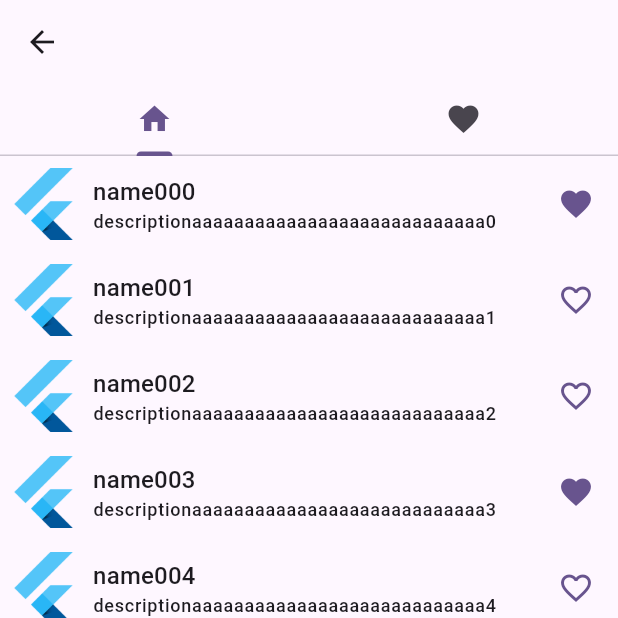
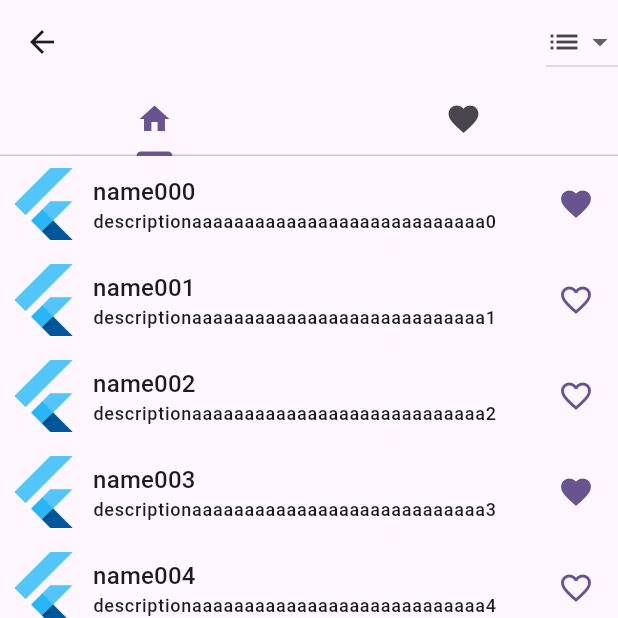
Before and after one commit to baihakikuncara/learn_flutter, a Flutter app: the MainScreen screen opened directly, on a phone screen of 412 x 824 dp, the top half of it. Run offline on Flutter 3.47's test engine with Material 2 defaults, Android fonts, the phone set to English and light mode, and no system bars; our stand-ins replace flutter_riverpod.

Commit message:
- add  button to switch between grid-list view

```diff
--- a/flutter_app1/lib/main.dart
+++ b/flutter_app1/lib/main.dart
@@ -1,8 +1,13 @@
 import 'package:flutter/material.dart';
 import 'package:flutter_app1/screens/start_screen.dart';
+import 'package:flutter_riverpod/flutter_riverpod.dart';
 
 void main() {
-  runApp(const MainApp());
+  runApp(
+    ProviderScope(
+      child: MainApp(),
+    ),
+  );
 }
 
 class MainApp extends StatelessWidget {
--- a/flutter_app1/lib/screens/main_screen.dart
+++ b/flutter_app1/lib/screens/main_screen.dart
@@ -2,6 +2,7 @@ import 'package:flutter/material.dart';
 import 'package:flutter_app1/components/grid_tile_widget.dart';
 import 'package:flutter_app1/components/list_tile_widget.dart';
 import 'package:flutter_app1/components/my_data.dart';
+import 'package:flutter_riverpod/flutter_riverpod.dart';
 
 enum PageType {
   home,
@@ -12,6 +13,8 @@ enum PageView {
   list,
   grid,
 }
+
+final pageViewModeProvider = StateProvider<PageView>((ref) => PageView.list);
 
 final dummyData = [
   for (int i = 0; i < 100; i++)
@@ -24,13 +27,31 @@ final dummyData = [
     })
 ];
 
-class MainScreen extends StatelessWidget {
+class MainScreen extends ConsumerWidget {
   @override
-  Widget build(BuildContext context) {
+  Widget build(BuildContext context, WidgetRef ref) {
     return DefaultTabController(
       length: 2,
       child: Scaffold(
         appBar: AppBar(
+          actions: [
+            DropdownButton(
+              items: const [
+                DropdownMenuItem(
+                  value: PageView.grid,
+                  child: Icon(Icons.grid_view),
+                ),
+                DropdownMenuItem(
+                  value: PageView.list,
+                  child: Icon(Icons.list),
+                )
+              ],
+              onChanged: (value) {
+                ref.read(pageViewModeProvider.notifier).state = value!;
+              },
+              value: ref.watch(pageViewModeProvider),
+            )
+          ],
           bottom: const TabBar(
             tabs: [
               Tab(
@@ -53,14 +74,13 @@ class MainScreen extends StatelessWidget {
   }
 }
 
-class MainWidget extends StatelessWidget {
+class MainWidget extends ConsumerWidget {
   final PageType type;
-  PageView viewMode = PageView.list;
 
   MainWidget(this.type, {super.key});
 
   @override
-  Widget build(BuildContext context) {
+  Widget build(BuildContext context, WidgetRef ref) {
     List data = [];
     switch (type) {
       case PageType.home:
@@ -70,6 +90,8 @@ class MainWidget extends StatelessWidget {
         data = dummyData.where((element) => element.favorite).toList();
         break;
     }
+
+    var viewMode = ref.watch(pageViewModeProvider);
     switch (viewMode) {
       case PageView.grid:
         return LayoutBuilder(builder: (context, constraints) {
```
